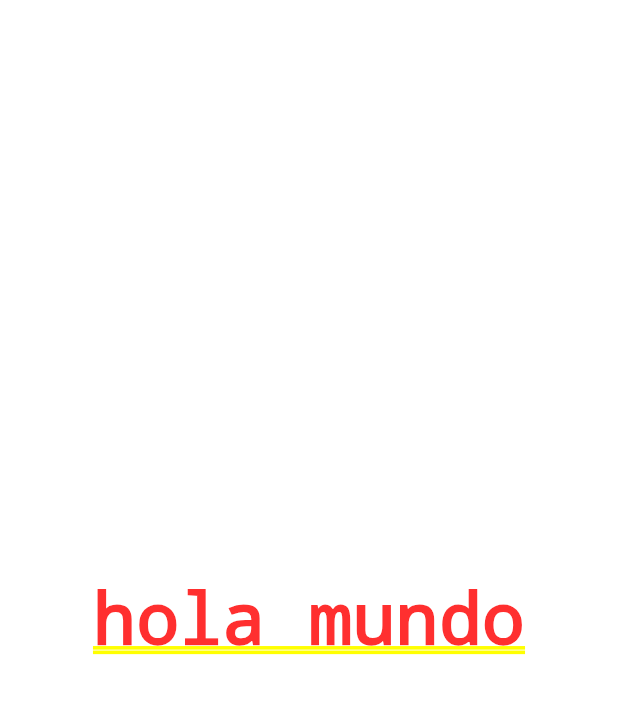
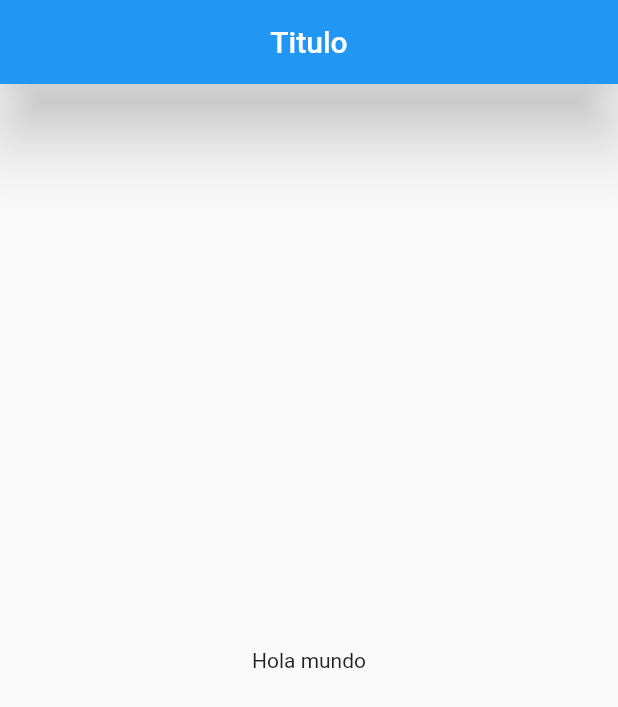
Before and after one commit to HenryOrtizAjcuc/contador_flutter, a Flutter app: the screen it shows after launch, on a phone screen of 412 x 824 dp. Shown: the top 707 px of the screen. Run offline on Flutter 3.47's test engine with Material 2 defaults, Android fonts, the phone set to English and light mode, and no system bars.

Commit message:
add home page

```diff
--- a/lib/src/app.dart
+++ b/lib/src/app.dart
@@ -1,4 +1,5 @@
 import 'package:flutter/material.dart';
+import 'package:contador/src/pages/home_page.dart';
 
 class MyApp extends StatelessWidget {
   // context contiene toda la información del árbol de widgets
@@ -6,7 +7,7 @@ class MyApp extends StatelessWidget {
   Widget build(BuildContext context) {
     return MaterialApp(
       home: Center(
-        child: Text('hola mundo'),
+        child: HomePage(),
       ),
     );
   }
--- /dev/null
+++ b/lib/src/pages/home_page.dart
@@ -0,0 +1,16 @@
+import 'package:flutter/material.dart';
+
+class HomePage extends StatelessWidget {
+  @override
+  Widget build(BuildContext context) {
+    return Scaffold(appBar: AppBar(
+      title: Text('Titulo'),
+      centerTitle: true,
+      elevation: 20.0,
+      ),
+      body: Center(
+        child: Text('Hola mundo'),
+      ),
+      );
+  }
+}
```
